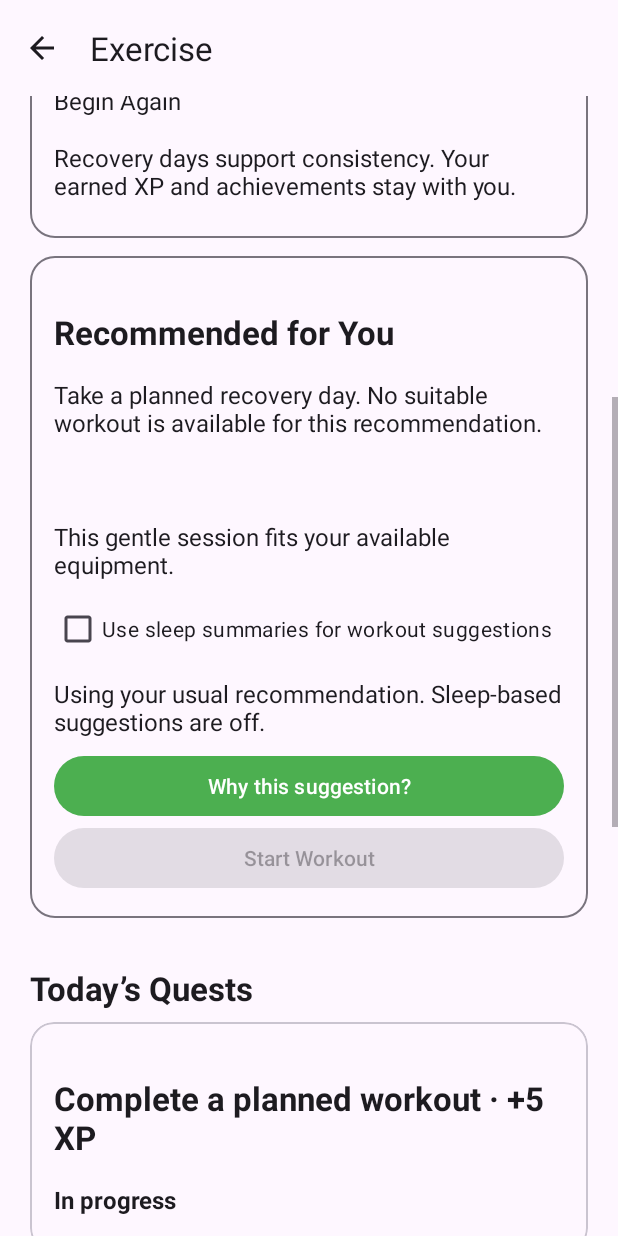
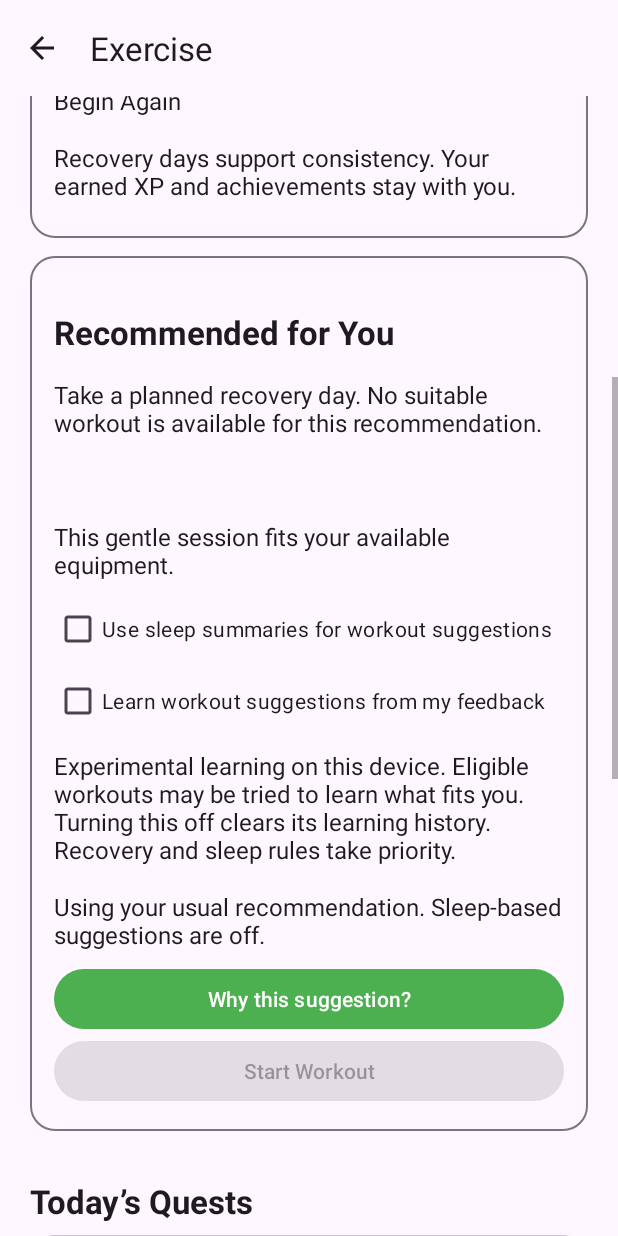
Before and after one commit to GoonHee/FItnessBalance, an Android app: the ExerciseHomeActivity screen opened directly, with no data from a screen before it, scrolled down 532 dp, on a phone screen of 412 x 824 dp. Run offline under Robolectric (Android 15) with nearby library versions, the light colour scheme and no system bars; our stand-ins replace Firebase (no records; nobody signed in at launch, a user with empty details on screens opened directly); libraries missing offline, so code that uses them is left out: androidx.health.connect.

Commit message:
Add opt-in contextual bandit workout recommendations with attributed feedback

```diff
--- a/app/src/main/java/com/example/fitnessbalance/ui/exercise/ExerciseHomeActivity.java
+++ b/app/src/main/java/com/example/fitnessbalance/ui/exercise/ExerciseHomeActivity.java
@@ -18,6 +18,11 @@ import java.util.*;
 
 public final class ExerciseHomeActivity extends ExerciseBaseActivity {
   private WorkoutLesson recommended;
+  private com.example.fitnessbalance.repository.BanditStore banditStore;
+  private ContextualBanditService.Selection banditSelection;
+  private RecommendationService.Preferences banditPreferences;
+  private List<WorkoutLesson> banditAvailable = Collections.emptyList();
+  private boolean settingBandit;
   private int loadVersion;
   private HealthConnectBridge healthBridge;
   private HealthRecommendationStore healthStore;
@@ -32,6 +37,11 @@ public final class ExerciseHomeActivity extends ExerciseBaseActivity {
     super.onCreate(b);
     screen(R.layout.activity_exercise_home);
     healthBridge = new HealthConnectBridge(this);
+    ((CheckBox)findViewById(R.id.exUseBandit)).setOnCheckedChangeListener((button,checked)->{
+      if(settingBandit || banditStore==null)return;
+      try { banditStore.enable(checked); reload(); }
+      catch(java.io.IOException error){ settingBandit=true;button.setChecked(banditStore.enabled());settingBandit=false;status(R.string.cmab_error); }
+    });
     ((CheckBox)findViewById(R.id.exUseHealth)).setOnCheckedChangeListener((button, checked) -> {
       if (settingHealth || healthStore == null) return;
       if (checked) {
@@ -47,6 +57,11 @@ public final class ExerciseHomeActivity extends ExerciseBaseActivity {
     });
     findViewById(R.id.exExplain).setOnClickListener(v -> {
       if (decision == null) return;
+      if(banditSelection!=null){
+        new AlertDialog.Builder(this).setTitle(R.string.ar_explain)
+            .setMessage(getString(R.string.cmab_reason)+"\n\n"+ContextualBanditService.VERSION)
+            .setPositiveButton(android.R.string.ok,null).show();return;
+      }
       new AlertDialog.Builder(this).setTitle(R.string.ar_explain)
           .setMessage(getString(R.string.ar_details, AdaptiveRecommendationService.VERSION,
               getString(reasonResource(decision.usual.reason)), healthExplanation(decision),
@@ -94,6 +109,8 @@ public final class ExerciseHomeActivity extends ExerciseBaseActivity {
     loading();
     healthBridge.cancelPending();
     healthStore = new HealthRecommendationStore(this, uid);
+    banditStore = new com.example.fitnessbalance.repository.BanditStore(this,uid);
+    settingBandit=true;((CheckBox)findViewById(R.id.exUseBandit)).setChecked(banditStore.enabled());settingBandit=false;
     settingHealth = true;
     ((CheckBox)findViewById(R.id.exUseHealth)).setChecked(healthStore.enabled());
     settingHealth = false;
@@ -173,6 +190,7 @@ public final class ExerciseHomeActivity extends ExerciseBaseActivity {
                 Map<String, Object> data = new HashMap<>(r.getData());
                 if (r.getTimestamp("completedAt") != null)
                   data.put("completedDate", r.getTimestamp("completedAt").toDate());
+                data.put("recordId",r.getId());
                 recent.add(data);
               }
               RecommendationService.Preferences preferences =
@@ -205,6 +223,9 @@ public final class ExerciseHomeActivity extends ExerciseBaseActivity {
                         null));
               list(R.id.exQuests, new QuestAdapter(rows));
               loaded();
+              try { banditStore.learn(recent); } catch(java.io.IOException error){status(R.string.cmab_error);}
+              banditPreferences=preferences;banditAvailable=new ArrayList<>(available);
+              for(WorkoutLesson candidate:repeatable)if(!banditAvailable.contains(candidate))banditAvailable.add(candidate);
               prepareRecommendation(preferences, available, version);
               if (lessons.getResult().isEmpty()) status(R.string.ex_empty);
               else if (!user.exists()) status(R.string.ex_profile_default);
@@ -266,15 +287,22 @@ public final class ExerciseHomeActivity extends ExerciseBaseActivity {
   private void displayDecision(AdaptiveRecommendationService.Decision result, boolean usual) {
     decision = result; usingUsual = usual;
     RecommendationService.Recommendation selected = usual ? result.usual : result.suggested;
-    recommended = selected.lesson;
+    banditSelection=null;
+    if(!usual && !result.adjusted() && banditPreferences!=null && banditStore.enabled())
+      banditSelection=new ContextualBanditService().select(banditPreferences,banditAvailable,selected,banditStore.observations());
+    recommended = banditSelection==null?selected.lesson:banditSelection.lesson;
     text(R.id.exRecommendationTitle, recommended == null ? getString(R.string.ex_no_recommendation) : recommended.getName());
     text(R.id.exRecommendationMeta, recommended == null ? "" : getString(R.string.ex_recommendation_meta,
         recommended.getEstimatedMinutes(),recommended.getBaseXp()));
-    text(R.id.exRecommendationReason, getString(reasonResource(selected.reason)));
+    text(R.id.exRecommendationReason, banditSelection==null?getString(reasonResource(selected.reason)):getString(R.string.cmab_reason));
     text(R.id.exHealthReason, usual ? getString(R.string.ar_chose_usual) : healthExplanation(result));
-    findViewById(R.id.exUsual).setVisibility(result.adjusted() && !usual ? View.VISIBLE : View.GONE);
+    findViewById(R.id.exUsual).setVisibility((result.adjusted() || banditSelection!=null) && !usual ? View.VISIBLE : View.GONE);
     enabled(R.id.exStart, drafts.read(uid) != null || recommended != null);
-    try { decisionId = healthStore.record(result.audit(System.currentTimeMillis(),usual)); }
+    try { Map<String,Object> auditData=result.audit(System.currentTimeMillis(),usual);
+      auditData.put("selectedLessonId",recommended==null?"":recommended.getId());
+      auditData.put("selectedMinutes",recommended==null?0:recommended.getEstimatedMinutes());
+      auditData.put("selectionLayer",banditSelection==null?"rules":ContextualBanditService.VERSION);
+      decisionId = healthStore.record(auditData); }
     catch (java.io.IOException error) { decisionId = null; status(R.string.ar_audit_error); }
   }
 
@@ -295,16 +323,20 @@ public final class ExerciseHomeActivity extends ExerciseBaseActivity {
   private void confirmRecommendation() {
     final WorkoutLesson selected = recommended;
     final String audit = decisionId;
+    final ContextualBanditService.Selection learning = banditSelection;
     final int version = loadVersion;
     new AlertDialog.Builder(this).setTitle(R.string.ar_confirm_title)
         .setMessage(getString(R.string.ar_confirm, selected.getName(), selected.getEstimatedMinutes(),
-            usingUsual ? getString(R.string.ar_chose_usual) : decision == null ? "" : healthExplanation(decision)))
+            learning!=null ? getString(R.string.cmab_reason) : usingUsual ? getString(R.string.ar_chose_usual) : decision == null ? "" : healthExplanation(decision)))
         .setNegativeButton(R.string.cancel,null)
         .setPositiveButton(R.string.ar_review,(dialog,which) -> {
           if (!currentRecommendation(version)) return;
           try { healthStore.confirm(audit); }
           catch(java.io.IOException error) { android.widget.Toast.makeText(this,R.string.ar_audit_error,android.widget.Toast.LENGTH_LONG).show(); }
-          open(WorkoutDetailsActivity.class,selected.getId());
+          String learningId=null;
+          if(learning!=null)try{learningId=banditStore.record(learning.audit);}catch(java.io.IOException error){status(R.string.cmab_error);}
+          startActivity(new android.content.Intent(this,WorkoutDetailsActivity.class)
+              .putExtra(IntentKeys.LESSON,selected.getId()).putExtra(com.example.fitnessbalance.repository.BanditStore.EXTRA,learningId));
         }).show();
   }
 
--- a/app/src/main/java/com/example/fitnessbalance/ui/exercise/WorkoutDetailsActivity.java
+++ b/app/src/main/java/com/example/fitnessbalance/ui/exercise/WorkoutDetailsActivity.java
@@ -106,6 +106,9 @@ public final class WorkoutDetailsActivity extends ExerciseBaseActivity {
       error(new IllegalStateException());
       return;
     }
+    try { new com.example.fitnessbalance.repository.BanditStore(this,uid).bind(
+        getIntent().getStringExtra(com.example.fitnessbalance.repository.BanditStore.EXTRA),draft.sessionId,plan.lesson.getId()); }
+    catch(java.io.IOException error){Toast.makeText(this,R.string.cmab_error,Toast.LENGTH_LONG).show();}
     repository
         .begin(draft.pathId, plan.lesson.getId(), draft.sessionId, plan.items.size())
         .addOnSuccessListener(
--- a/app/src/main/res/layout/activity_exercise_home.xml
+++ b/app/src/main/res/layout/activity_exercise_home.xml
@@ -110,6 +110,10 @@
                         android:minHeight="48dp"
                         android:saveEnabled="false"
                         android:text="@string/ar_use_health" />
+                    <CheckBox android:id="@+id/exUseBandit"
+                        android:layout_width="match_parent" android:layout_height="wrap_content"
+                        android:minHeight="48dp" android:text="@string/cmab_enable" />
+                    <TextView style="@style/ExerciseBody" android:text="@string/cmab_note" />
                     <TextView android:id="@+id/exHealthReason" style="@style/ExerciseBody" />
                     <com.google.android.material.button.MaterialButton
                         android:id="@+id/exUsual"
--- /dev/null
+++ b/app/src/main/res/values/cmab_strings.xml
@@ -0,0 +1,6 @@
+<resources>
+<string name="cmab_enable">Learn workout suggestions from my feedback</string>
+<string name="cmab_note">Experimental learning on this device. Eligible workouts may be tried to learn what fits you. Turning this off clears its learning history. Recovery and sleep rules take priority.</string>
+<string name="cmab_reason">Learning suggestion based on your preferred duration, recent activity and feedback. It may try an eligible alternative; you choose whether to start.</string>
+<string name="cmab_error">Workout learning could not be saved. The usual recommendation remains available.</string>
+</resources>
```
Also changed, not shown: app/src/main/java/com/example/fitnessbalance/repository/BanditStore.java (added, +50 -0 lines), app/src/main/java/com/example/fitnessbalance/service/ContextualBanditService.java (added, +100 -0 lines), 2 other files.
